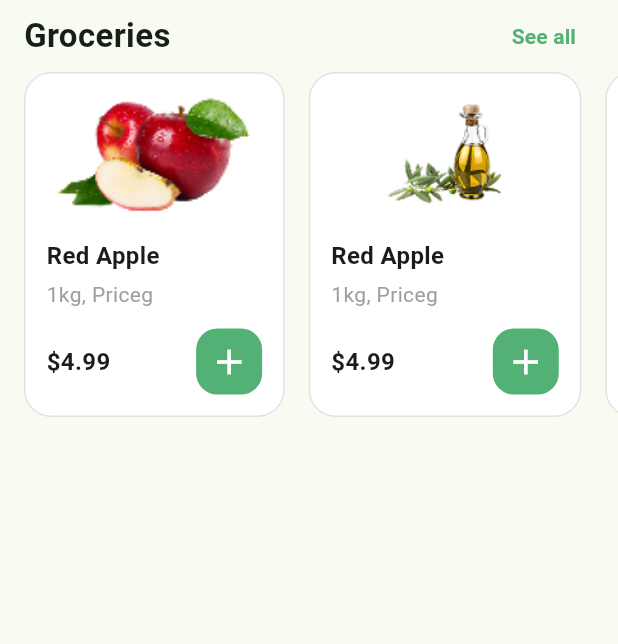
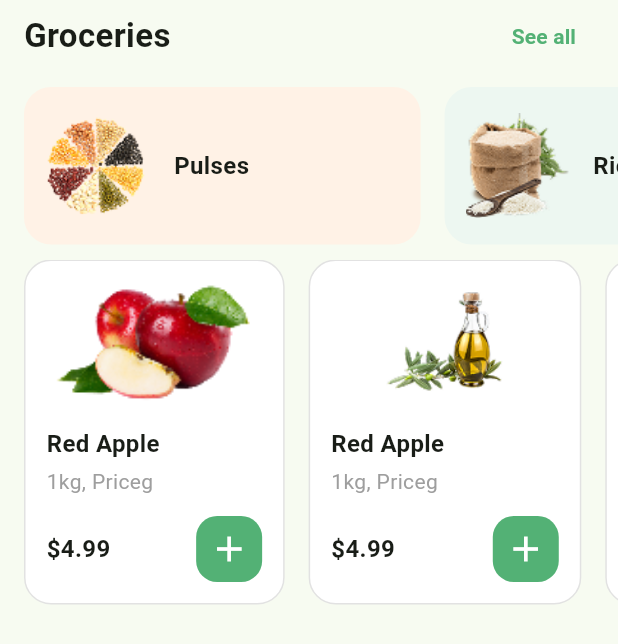
Before and after one commit to Md-Yousuf-sheikh/nectar-mobile-app, a Flutter app: the GroceriesList widget shown alone on an empty page, opened directly, on a phone screen of 412 x 824 dp. Shown: the top 644 px of the screen. Run offline on Flutter 3.47's test engine with Material 3 defaults, Android fonts, the phone set to English and light mode, and no system bars; our stand-ins replace go_router, intl_phone_number_input.

Commit message:
refactor: groceries list

```diff
--- a/lib/modules/home/widget/groceries_list.dart
+++ b/lib/modules/home/widget/groceries_list.dart
@@ -31,6 +31,30 @@ class _GroceriesListState extends State<GroceriesList> {
     },
   ];
 
+  final List<Map<String, dynamic>> groceriesSmall = const [
+    {
+      'title': 'Pulses',
+      'subtitle': '1kg, Priceg',
+      'image': 'assets/images/items/10.png',
+      'price': '\$4.99',
+      'color': 0xFFfff2e6,
+    },
+    {
+      'title': 'Rice',
+      'subtitle': '1kg, Priceg',
+      'image': 'assets/images/items/11.png',
+      'price': '\$4.99',
+      'color': 0xFFedf7f1,
+    },
+    {
+      'title': 'Sugar',
+      'subtitle': '1kg, Priceg',
+      'image': 'assets/images/items/09.png',
+      'price': '\$4.99',
+      'color': 0xFFfff2e6,
+    },
+  ];
+
   @override
   void dispose() {
     _pageController.dispose();
@@ -40,6 +64,7 @@ class _GroceriesListState extends State<GroceriesList> {
   @override
   Widget build(BuildContext context) {
     return Column(
+      spacing: 10,
       children: [
         Padding(
           padding: const EdgeInsets.symmetric(horizontal: 16),
@@ -64,6 +89,55 @@ class _GroceriesListState extends State<GroceriesList> {
           ),
         ),
 
+        // small card list
+        SizedBox(
+          height: 105,
+          child: PageView.builder(
+            itemCount: groceriesSmall.length,
+            controller: PageController(viewportFraction: 0.70),
+            padEnds: false,
+            itemBuilder: (context, index) {
+              final item = groceriesSmall[index];
+
+              return Padding(
+                padding: EdgeInsets.only(left: index == 0 ? 16 : 8, right: 8),
+                child: Container(
+                  decoration: BoxDecoration(
+                    color: Color(item['color']),
+                    borderRadius: BorderRadius.circular(18),
+                  ),
+                  padding: const EdgeInsets.all(14),
+                  child: Row(
+                    children: [
+                      Image.asset(
+                        item['image']!,
+                        height: 70,
+                        fit: BoxFit.contain,
+                      ),
+                      const SizedBox(width: 16),
+                      Column(
+                        mainAxisAlignment: MainAxisAlignment.center,
+                        children: [
+                          Text(
+                            item['title']!,
+                            maxLines: 1,
+                            overflow: TextOverflow.ellipsis,
+                            style: const TextStyle(
+                              fontSize: 16,
+                              fontWeight: FontWeight.w700,
+                            ),
+                          ),
+                        ],
+                      ),
+                    ],
+                  ),
+                ),
+              );
+            },
+          ),
+        ),
+
+        // big card list
         SizedBox(
           height: 230,
           child: PageView.builder(
```
